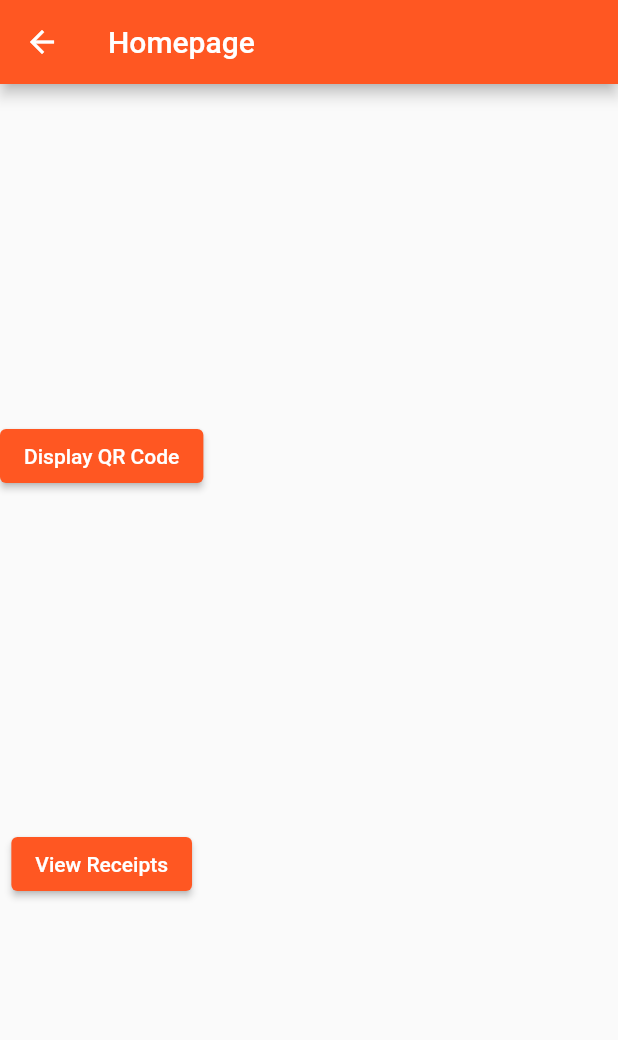
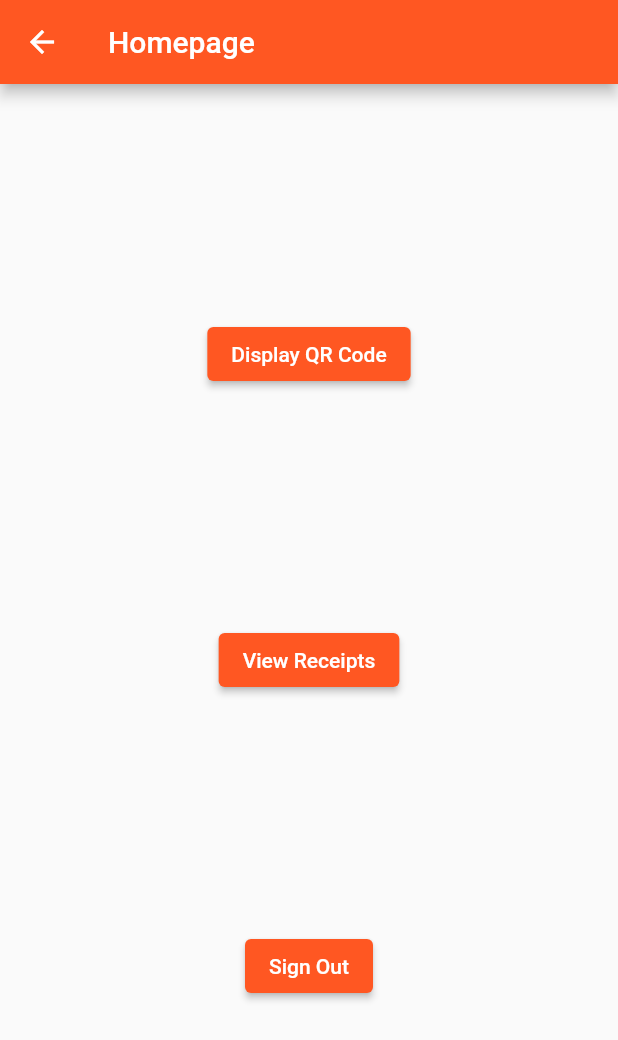
Before and after one commit to donneleo/Group-33-Receiptless_app, a Flutter app: the HomePage screen opened directly, on a phone screen of 412 x 824 dp. Shown: the top 1040 px of the screen. Run offline on Flutter 3.47's test engine with Material 2 defaults, Android fonts, the phone set to English and light mode, and no system bars; our stand-ins replace firebase_auth, firebase_core; accounts and stored records are empty.

Commit message:
The app now goes to the home screen once a user logs in or registers. It also goes back to the login/register screen when the user logs out.

```diff
--- a/lib/authenticate/Register.dart
+++ b/lib/authenticate/Register.dart
@@ -93,7 +93,9 @@ class _RegisterState extends State<Register> {
                     if(_formKey.currentState.validate()) {
                       dynamic result = await _auth.registerEmailAndPassword(email, password);
                       if(result == null) {
-                        setState(() => error = 'error here (TO BE CHANGED)');
+                        setState(() => error = 'Error Registering');
+                      } else {
+                        Navigator.pop(context);
                       }
                     }
                   },
--- a/lib/authenticate/loginPage.dart
+++ b/lib/authenticate/loginPage.dart
@@ -66,6 +66,7 @@ class _loginPageState extends State<loginPage> {
                     }
                     else{
                       print('LoggedIn');
+                      Navigator.pop(context);
                     }
                   }
                 },
--- a/lib/home/homepage.dart
+++ b/lib/home/homepage.dart
@@ -1,12 +1,17 @@
 import 'package:flutter/material.dart';
+import 'package:receiptless_app/services/auth.dart';
 
 class HomePage extends StatelessWidget{
+
+  final AuthenticationService _auth = AuthenticationService();
+
   Widget build(BuildContext context){
     return Scaffold(
         appBar: AppBar(
           title: Text("Homepage"),
         ),
-        body: new Column(
+        body: Center(
+          child: new Column(
               mainAxisAlignment: MainAxisAlignment.spaceEvenly,
               children: <ElevatedButton> [
                 ElevatedButton(
@@ -27,7 +32,14 @@ class HomePage extends StatelessWidget{
                       );
                     }
                 ),
+                ElevatedButton(
+                  child: Text('Sign Out'),
+                  onPressed: () async {
+                    await _auth.signOut();
+                  },
+                )
               ]
+          ),
         )
     );
   }
--- a/pubspec.yaml
+++ b/pubspec.yaml
@@ -31,6 +31,7 @@ dependencies:
   firebase_core: ^1.0.1
   firebase_auth: ^1.0.1
   cloud_firestore: ^1.0.1
+  provider: ^5.0.0
 
 dev_dependencies:
   flutter_test:
```
Also changed, not shown: lib/main.dart (+13 -6 lines), lib/services/auth.dart (+8 -0 lines), lib/wrapper.dart (+10 -1 lines), pubspec.lock. Lines whose indentation alone changed are shown as unchanged.
